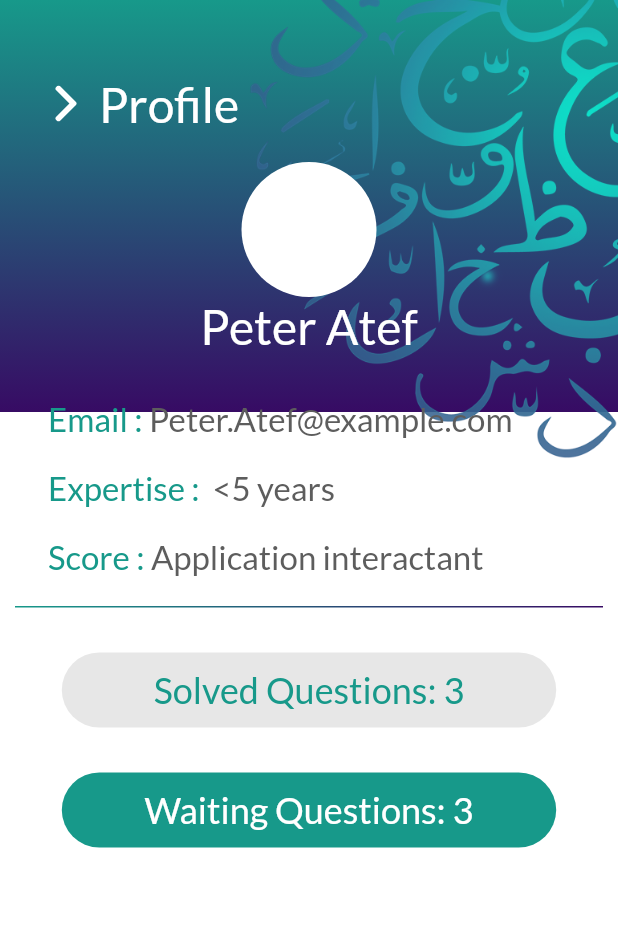
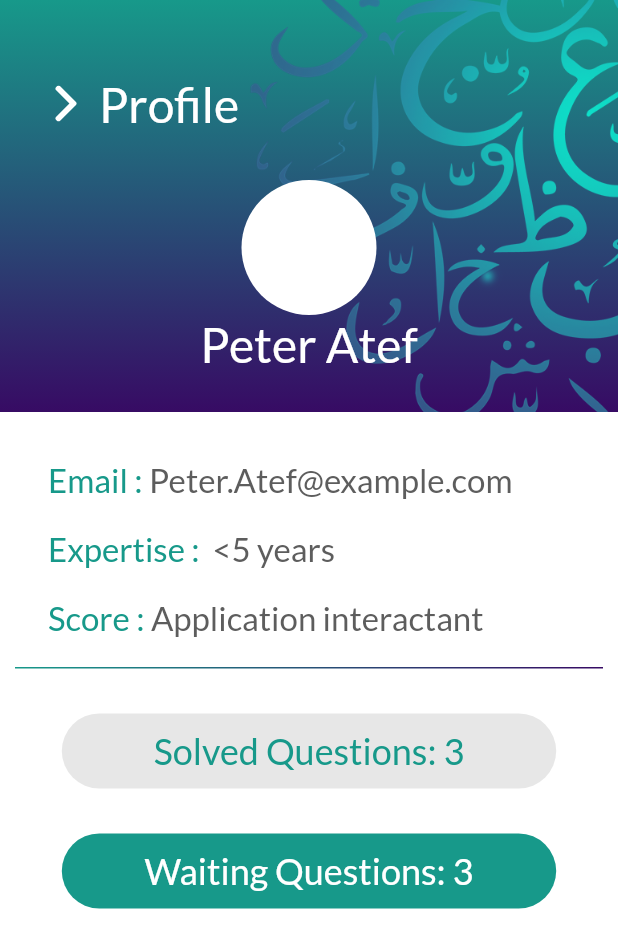
Before and after one commit to PeterAtger/dsp_teacher_application, a Flutter app: the Profile screen opened directly, on a phone screen of 412 x 824 dp. Shown: the top 948 px of the screen. Run offline on Flutter 3.47's test engine with Material 2 defaults, Android fonts, the phone set to English and light mode, and no system bars; our stand-ins replace flutter_svg; missing offline and left inert: adobe_xd.

Commit message:
Fixed heights

```diff
--- a/lib/Presentation/Pages/settings_screen/profile_page.dart
+++ b/lib/Presentation/Pages/settings_screen/profile_page.dart
@@ -61,7 +61,7 @@ class _ProfileState extends State<Profile> {
                   ),
                 ],
               ),
-              SizedBox(height: 20),
+              SizedBox(height: 32),
               Center(
                 child: Container(
                   height: 90,
@@ -78,7 +78,19 @@ class _ProfileState extends State<Profile> {
                   style: AppFonts.heading2.copyWith(color: AppColors.cWhite),
                 ),
               ),
-              SizedBox(height: 30),
+            ],
+          ),
+          Positioned(
+            top: size.height / 3,
+            child: Container(
+              height: size.height * 2 / 3,
+              width: size.width,
+              decoration: BoxDecoration(color: AppColors.cWhite),
+              child: Column(
+                children: [
+                  SizedBox(
+                    height: 32,
+                  ),
                   Row(
                     children: [
                       SizedBox(
@@ -160,6 +172,8 @@ class _ProfileState extends State<Profile> {
                   ),
                 ],
               ),
+            ),
+          ),
         ],
       ),
     );
@@ -182,7 +196,7 @@ class QuestionButton extends StatelessWidget {
       width: size.width * 0.8,
       child: TextButton(
         style: ButtonStyle(
-            overlayColor: MaterialStateProperty.all(AppColors.cWhite[50]),
+            overlayColor: MaterialStateProperty.all(AppColors.cDarkGrey[50]),
             shape: MaterialStateProperty.all<RoundedRectangleBorder>(
                 RoundedRectangleBorder(
                     borderRadius: BorderRadius.circular(30))),
--- a/lib/main.dart
+++ b/lib/main.dart
@@ -1,4 +1,5 @@
 import 'package:dsp_teacher_application/Presentation/Pages/settings_screen/profile_page.dart';
+import 'package:dsp_teacher_application/Presentation/Pages/settings_screen/settings_screen.dart';
 import 'package:flutter/material.dart';
 import 'package:dsp_teacher_application/Presentation/Theme/theme.dart';
 import 'package:dsp_teacher_application/Presentation/Pages/settings_screen/notifications.dart';
@@ -39,7 +40,7 @@ class MyApp extends StatelessWidget {
         ),
         initialRoute: '/',
         routes: {
-          '/': (context) => Profile(),
+          '/': (context) => Notifications(),
         });
   }
 }
```
Also changed, not shown: lib/Presentation/Pages/settings_screen/notifications.dart (+7 -6 lines), lib/Presentation/Pages/settings_screen/settings_screen.dart (+6 -6 lines). Lines whose indentation alone changed are shown as unchanged.
